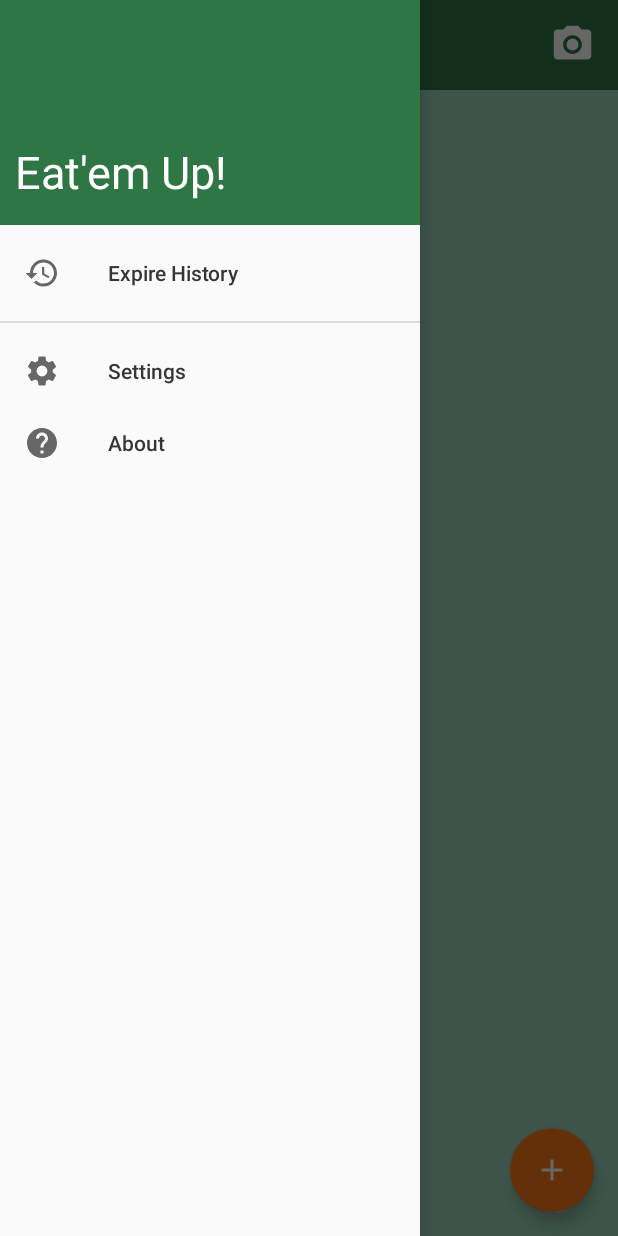
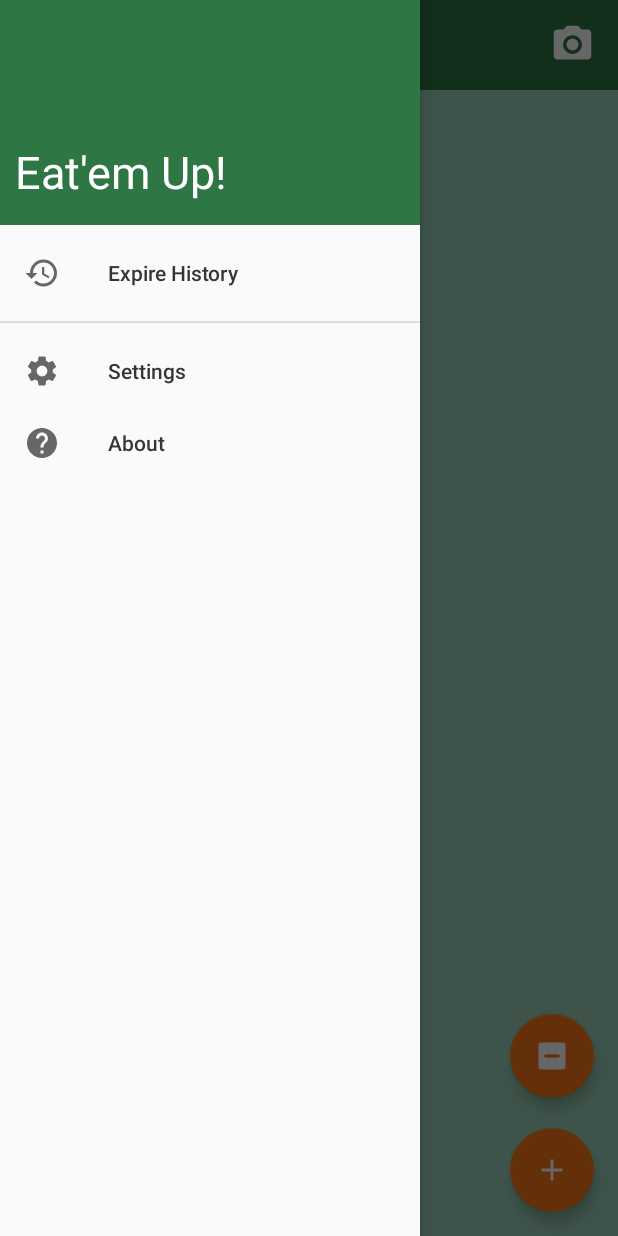
Before and after one commit to bitingbulldogs/cs446project, an Android app: the screen it shows after launch (MainActivity), with the side drawer open, on a phone screen of 412 x 824 dp. Run offline under Robolectric (Android 15) with nearby library versions, the phone set to English and light mode, and no system bars.

Commit message:
Added delete button that deletes all lists including inventory. Changed scanning UI. Added clear function for ListsModel.

```diff
--- a/app/src/main/java/com/example/scbcchoi/eatemup/ScanAdapter.java
+++ b/app/src/main/java/com/example/scbcchoi/eatemup/ScanAdapter.java
@@ -1,5 +1,8 @@
 package com.example.scbcchoi.eatemup;
 
+import android.graphics.Color;
+import android.graphics.drawable.ColorDrawable;
+import android.graphics.drawable.Drawable;
 import android.support.annotation.NonNull;
 import android.support.v7.widget.RecyclerView;
 import android.view.LayoutInflater;
@@ -52,5 +55,6 @@ public class ScanAdapter extends RecyclerView.Adapter<ScanAdapter.ScanVH>  {
         scanVH.expireDate.setText(item.getExpireDate() + " days");
         scanVH.checkbox.setChecked(CameraActivity.checkBoxes[i]);
         scanVH.checkbox.setText(Integer.toString(i));
+        Drawable transparentDrawable = new ColorDrawable(Color.TRANSPARENT);
     }
 }
--- a/app/src/main/java/com/example/scbcchoi/eatemup/inventory/InventoryAdapter.java
+++ b/app/src/main/java/com/example/scbcchoi/eatemup/inventory/InventoryAdapter.java
@@ -98,6 +98,10 @@ public class InventoryAdapter extends RecyclerView.Adapter<InventoryAdapter.Inve
         return pos;
     }
 
+    public void clearInventory(){
+        inventoryList.clear();
+    }
+
 
     public void noUpdate(){
         inventoryDialog.dismiss();
--- /dev/null
+++ b/app/src/main/res/drawable/remove_icon.xml
@@ -0,0 +1,5 @@
+<vector android:height="24dp" android:tint="#FFFFFF"
+    android:viewportHeight="24.0" android:viewportWidth="24.0"
+    android:width="24dp" xmlns:android="http://schemas.android.com/apk/res/android">
+    <path android:fillColor="#FF000000" android:pathData="M19,3L5,3c-1.1,0 -2,0.9 -2,2v14c0,1.1 0.9,2 2,2h14c1.1,0 2,-0.9 2,-2L21,5c0,-1.1 -0.9,-2 -2,-2zM17,13L7,13v-2h10v2z"/>
+</vector>
--- a/app/src/main/res/layout/activity_main.xml
+++ b/app/src/main/res/layout/activity_main.xml
@@ -34,12 +34,23 @@
                 app:layout_constraintTop_toTopOf="parent" />
 
             <android.support.design.widget.FloatingActionButton
+                android:id="@+id/remove"
+                android:layout_width="wrap_content"
+                android:layout_height="wrap_content"
+                android:src="@drawable/remove_icon"
+                android:layout_gravity="bottom|end"
+                android:layout_marginRight="16dp"
+                android:layout_marginBottom="92dp"
+                android:onClick="clearAll"/>
+
+            <android.support.design.widget.FloatingActionButton
                 android:id="@+id/fab"
                 android:layout_width="wrap_content"
                 android:layout_height="wrap_content"
                 android:src="@drawable/ic_add"
                 android:layout_gravity="bottom|end"
                 android:layout_margin="16dp"/>
+
 
         </android.support.design.widget.CoordinatorLayout>
 
--- a/app/src/main/res/layout/scan_list.xml
+++ b/app/src/main/res/layout/scan_list.xml
@@ -94,6 +94,7 @@
                 android:layout_marginEnd="10dp"
                 android:layout_marginTop="10dp"
                 android:text=""
+                android:textColor="@color/colorWhite"
                 android:onClick="setCheck"/>
         </RelativeLayout>
 
```
Also changed, not shown: app/src/main/java/com/example/scbcchoi/eatemup/ListsModel.java (+15 -0 lines), app/src/main/java/com/example/scbcchoi/eatemup/MainActivity.java (+13 -1 lines), app/src/main/res/layout/camera_activity.xml (+4 -4 lines).
